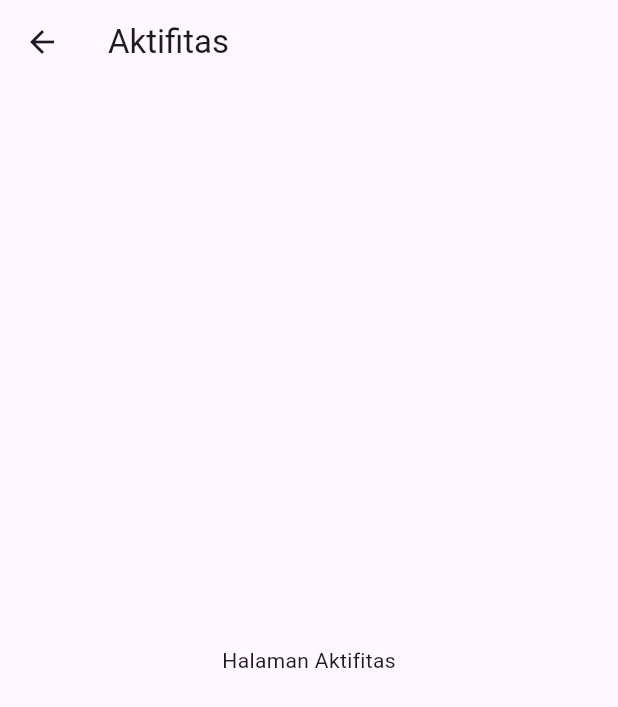
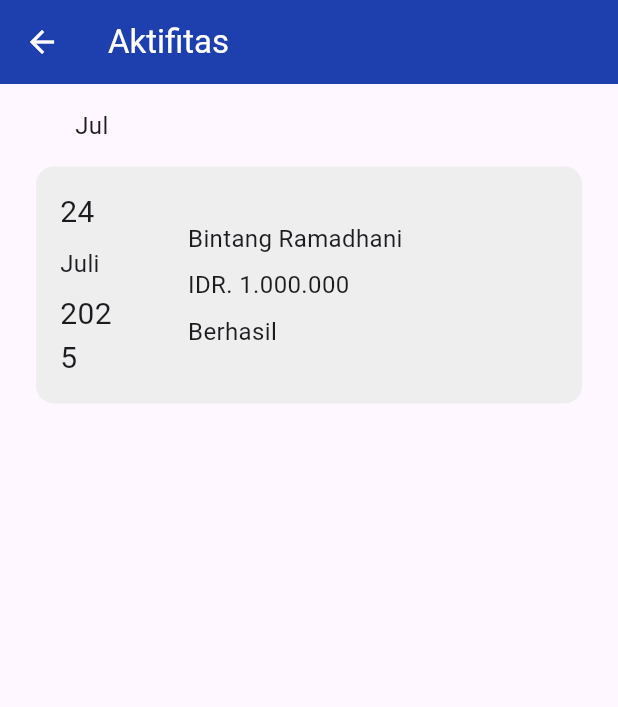
Before and after one commit to Rev1noo/bcapakiwan, a Flutter app: the HomePage screen opened directly, after a tap on "Aktifitas", on a phone screen of 412 x 824 dp. Shown: the top 707 px of the screen. Run offline on Flutter 3.47's test engine with Material 3 defaults, Android fonts, the light colour scheme and no system bars.

Commit message:
aktifitas

```diff
--- a/lib/aktifitas.dart
+++ b/lib/aktifitas.dart
@@ -7,10 +7,84 @@ class AktifitasPage extends StatelessWidget {
   Widget build(BuildContext context) {
     return Scaffold(
       appBar: AppBar(
-        title: const Text("Aktifitas"),
+        backgroundColor: const Color(0xFF1E40AF), // biru tua
+        iconTheme:
+            const IconThemeData(color: Colors.white), // tombol kembali putih
+        title: const Text(
+          "Aktifitas",
+          style: TextStyle(
+            color: Colors.white, // warna putih pada tulisan
+          ),
+        ),
       ),
-      body: const Center(
-        child: Text("Halaman Aktifitas"),
+      body: Column(
+        children: [
+          const SizedBox(height: 16),
+          Padding(
+            padding: const EdgeInsets.only(left: 50),
+            child: const Align(
+              alignment: Alignment.centerLeft,
+              child: Text(
+                "Jul",
+                style: TextStyle(
+                  fontSize: 16,
+                ),
+              ),
+            ),
+          ),
+          Container(
+            margin: const EdgeInsets.symmetric(horizontal: 24, vertical: 16),
+            padding: const EdgeInsets.symmetric(horizontal: 16, vertical: 16),
+            decoration: BoxDecoration(
+              color: Colors.grey[200],
+              borderRadius: BorderRadius.circular(12),
+            ),
+            child: Row(
+              mainAxisAlignment: MainAxisAlignment.spaceBetween,
+              children: [
+                Expanded(
+                  flex: 1, // Bagian kiri lebih kecil
+                  child: Column(
+                    crossAxisAlignment: CrossAxisAlignment.start,
+                    children: const [
+                      Text("24",
+                          style: TextStyle(fontSize: 20),
+                          textAlign: TextAlign.left),
+                      SizedBox(height: 8),
+                      Text("Juli",
+                          style: TextStyle(fontSize: 16),
+                          textAlign: TextAlign.left),
+                      SizedBox(height: 8),
+                      Text("2025",
+                          style: TextStyle(fontSize: 20),
+                          textAlign: TextAlign.left),
+                    ],
+                  ),
+                ),
+                const SizedBox(width: 50), // Jarak antara kiri dan kanan
+                Expanded(
+                  flex: 7, // Bagian kanan lebih besar
+                  child: Column(
+                    crossAxisAlignment: CrossAxisAlignment.start,
+                    children: const [
+                      Text("Bintang Ramadhani",
+                          style: TextStyle(fontSize: 16),
+                          textAlign: TextAlign.left),
+                      SizedBox(height: 8),
+                      Text("IDR. 1.000.000",
+                          style: TextStyle(fontSize: 16),
+                          textAlign: TextAlign.left),
+                      SizedBox(height: 8),
+                      Text("Berhasil",
+                          style: TextStyle(fontSize: 16),
+                          textAlign: TextAlign.left),
+                    ],
+                  ),
+                ),
+              ],
+            ),
+          ),
+        ],
       ),
     );
   }
--- a/lib/beranda.dart
+++ b/lib/beranda.dart
@@ -1,4 +1,5 @@
 import 'package:flutter/material.dart';
+import 'aktifitas.dart'; // Tambahkan ini
 
 void main() {
   runApp(const MyApp());
@@ -140,7 +141,10 @@ class HomePage extends StatelessWidget {
                   () {
                     Navigator.push(
                       context,
-                      MaterialPageRoute(builder: (context) => AktifitasPage()),
+                      MaterialPageRoute(
+                        builder: (_) =>
+                            const AktifitasPage(), // <-- panggil class widget
+                      ),
                     );
                   },
                 ),
@@ -187,19 +191,3 @@ class HomePage extends StatelessWidget {
     );
   }
 }
-
-class AktifitasPage extends StatelessWidget {
-  const AktifitasPage({super.key});
-
-  @override
-  Widget build(BuildContext context) {
-    return Scaffold(
-      appBar: AppBar(
-        title: const Text("Aktifitas"),
-      ),
-      body: const Center(
-        child: Text("Halaman Aktifitas"),
-      ),
-    );
-  }
-}
```
